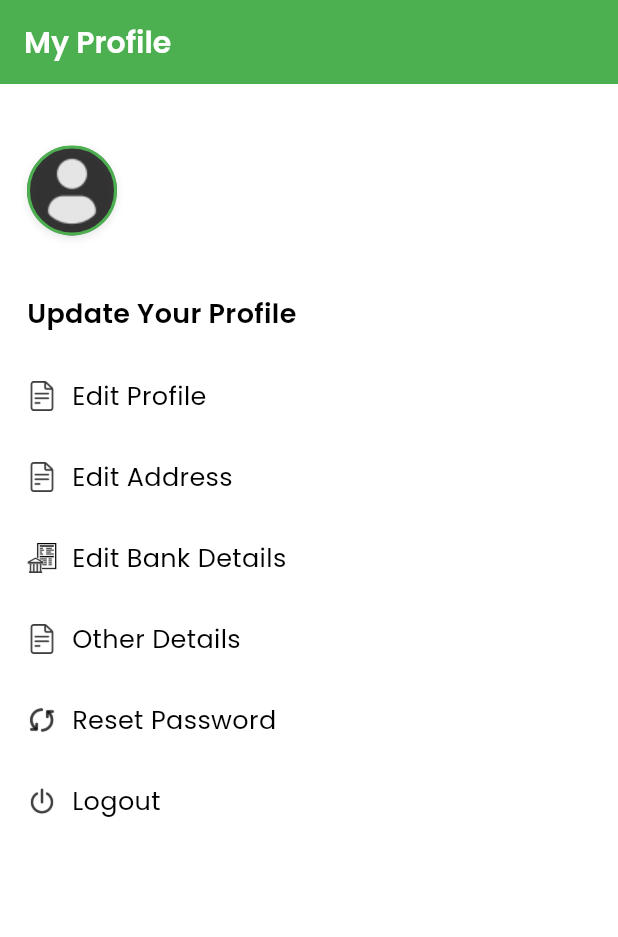
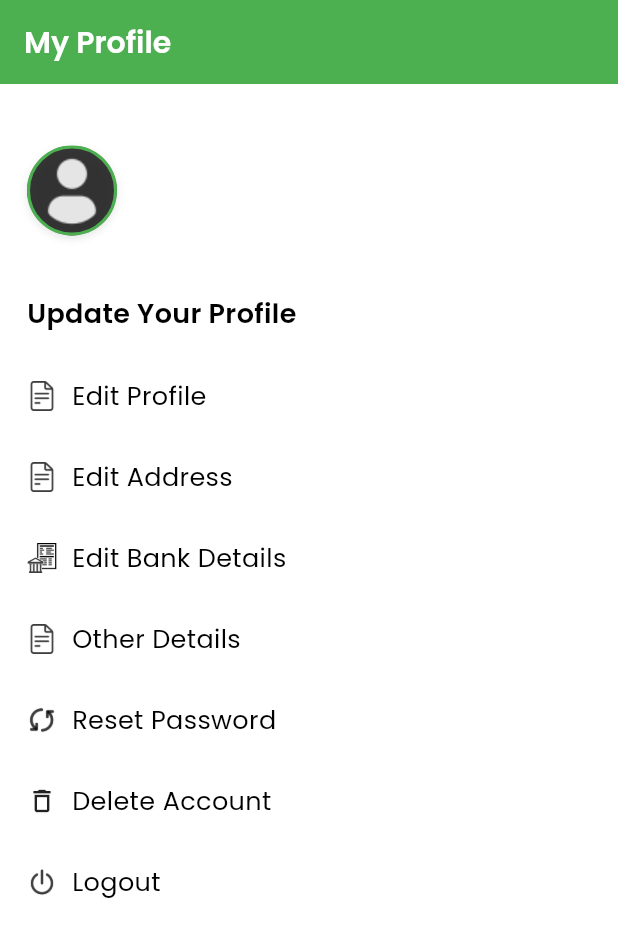
Before and after one commit to vijayvaghela72/Krishiyan, a Flutter app: the ProfilePage screen opened directly, on a phone screen of 412 x 824 dp. Shown: the top 937 px of the screen. Run offline on Flutter 3.47's test engine with Material 3 defaults, Android fonts, the phone set to English and light mode, and no system bars; our stand-ins replace animated_bottom_navigation_bar, cached_network_image, dio, dots_indicator, dropdown_button2, fl_chart and 6 more; missing offline and left inert: chip_list; accounts and stored records are empty.

Commit message:
delete account feature added done

```diff
--- a/lib/lang/en.json
+++ b/lib/lang/en.json
@@ -225,5 +225,6 @@
   "primaryContactPersonDesignation": "Primary Contact Person Designation",
   "noDataAvailable": "No data available",
   "screenLocked": "This screen is Locked !",
-  "apply": "Apply"
+  "apply": "Apply",
+  "Delete Account": "Delete Account"
 }
--- a/lib/lang/hi.json
+++ b/lib/lang/hi.json
@@ -225,5 +225,6 @@
   "primaryContactPersonDesignation": "प्राथमिक संपर्क व्यक्ति पदनाम",
   "noDataAvailable": "कोई डेटा मौजूद नहीं",
   "screenLocked": "यह स्क्रीन लॉक है!",
-  "apply": ""
+  "apply": "",
+  "Delete Account": "खाता हटा दो"
 }
--- a/lib/screen/AccountSettings/ProfilePage.dart
+++ b/lib/screen/AccountSettings/ProfilePage.dart
@@ -3,6 +3,7 @@ import 'dart:io';
 import 'package:animated_bottom_navigation_bar/animated_bottom_navigation_bar.dart';
 import 'package:flutter/material.dart';
 import 'package:flutter/services.dart';
+import 'package:krishiyan/screen/AccountSettings/delete_account/delete_account.dart';
 import 'package:shared_preferences/shared_preferences.dart';
 import '../../helper/SharedPref.dart';
 import '../../localization/AppLocalizations.dart';
@@ -366,7 +367,39 @@ class _ProfilePageState extends State<ProfilePage>
                 ),
               ),
             ),
-
+            // delete account
+            InkWell(
+              highlightColor: Colors.transparent,
+              splashColor: Colors.transparent,
+              onTap: () async {
+                Navigator.of(context).push(
+                  MaterialPageRoute(builder: (context) => DeleteAccountPage()),
+                );
+              },
+              child: Padding(
+                padding: const EdgeInsets.only(
+                    top: 10.0, bottom: 20.0, right: 18.0, left: 18.0),
+                child: Row(
+                  children: [
+                    Icon(
+                      Icons.delete_outline,
+                      size: 20,
+                    ),
+                    const SizedBox(
+                      width: 10,
+                    ),
+                    Text(
+                      buildTranslate('Delete Account')!,
+                      softWrap: true,
+                      style: const TextStyle(
+                          color: Colors.black,
+                          fontSize: 17,
+                          fontFamily: 'poppins-regular'),
+                    ),
+                  ],
+                ),
+              ),
+            ),
             // logout
             InkWell(
               highlightColor: Colors.transparent,
```
Also changed, not shown: lib/screen/AccountSettings/delete_account/delete_account.dart (added, +104 -0 lines).
